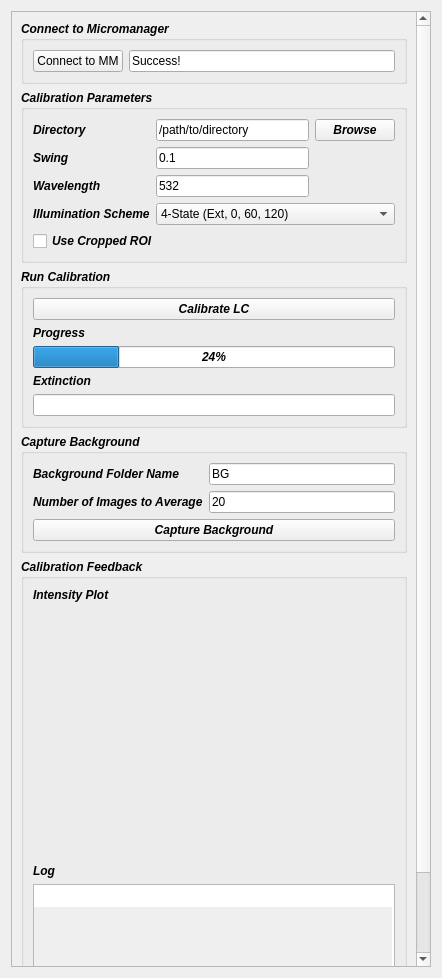
Qt form recOrder/plugin/qtdesigner/recOrder_calibration_v4.ui (mehta-lab/waveorder) before a commit.
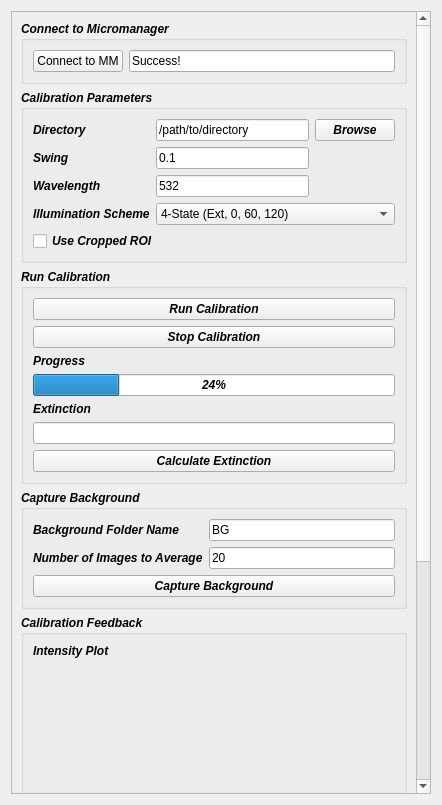
The same form after that commit. Custom widgets are drawn as their Qt base class.

Commit message: add stop functions

Patch:
```diff
--- a/recOrder/plugin/qtdesigner/recOrder_calibration_v4.ui
+++ b/recOrder/plugin/qtdesigner/recOrder_calibration_v4.ui
@@ -7,7 +7,7 @@
     <x>0</x>
     <y>0</y>
     <width>442</width>
-    <height>978</height>
+    <height>805</height>
    </rect>
   </property>
   <property name="windowTitle">
@@ -25,7 +25,7 @@
         <x>0</x>
         <y>0</y>
         <width>416</width>
-        <height>1101</height>
+        <height>1173</height>
        </rect>
       </property>
       <layout class="QGridLayout" name="gridLayout">
@@ -305,13 +305,20 @@
              </sizepolicy>
             </property>
             <property name="text">
-             <string>Calibrate LC</string>
+             <string>Run Calibration</string>
             </property>
             <property name="autoDefault">
              <bool>false</bool>
             </property>
            </widget>
           </item>
+          <item>
+           <widget class="QPushButton" name="qbutton_stop_calibrate">
+            <property name="text">
+             <string>Stop Calibration</string>
+            </property>
+           </widget>
+          </item>
           <item>
            <widget class="QLabel" name="label_progress">
             <property name="text">
@@ -346,6 +353,13 @@
             </property>
            </widget>
           </item>
+          <item>
+           <widget class="QPushButton" name="qbutton_calc_extinction">
+            <property name="text">
+             <string>Calculate Extinction</string>
+            </property>
+           </widget>
+          </item>
          </layout>
         </widget>
        </item>
```
The commit also changes 3 other files.
